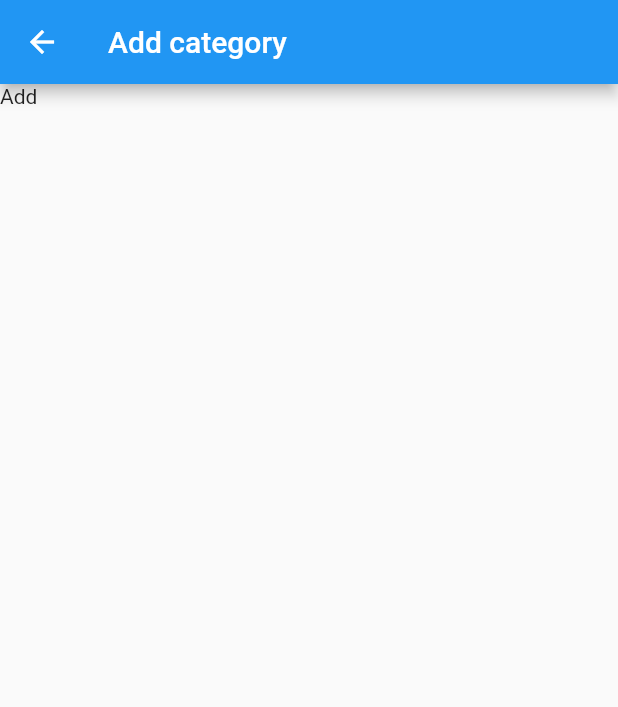
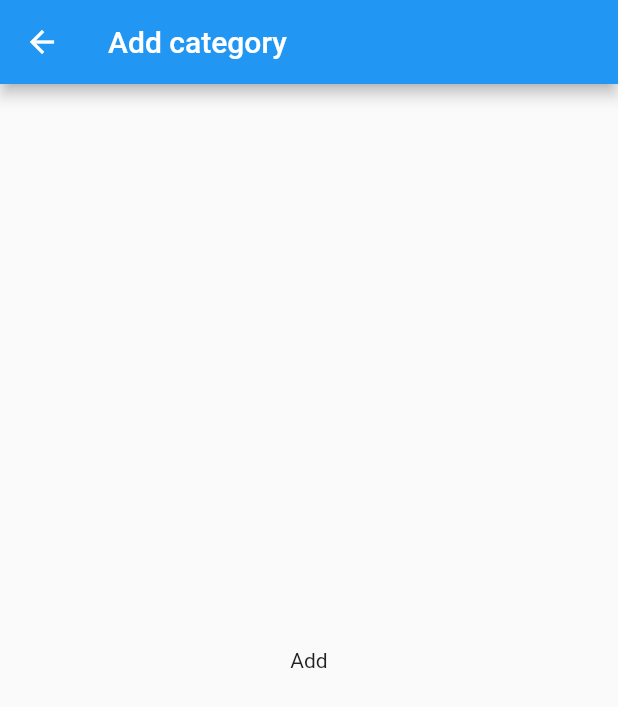
Before and after one commit to kedzierski-grzegorz/flutter-categories, a Flutter app: the AddCategoryRoute screen opened directly, on a phone screen of 412 x 824 dp. Shown: the top 707 px of the screen. Run offline on Flutter 3.47's test engine with Material 2 defaults, Android fonts, the phone set to English and light mode, and no system bars.

Commit message:
Test VS code

```diff
--- a/lib/ui/add_category_route.dart
+++ b/lib/ui/add_category_route.dart
@@ -8,7 +8,6 @@ class AddCategoryRoute extends StatefulWidget {
 class _AddCategoryRouteState extends State<AddCategoryRoute> {
   @override
   Widget build(BuildContext context) {
-    // TODO: implement build
     return Scaffold(
       appBar: AppBar(
         title: Text('Add category'),
@@ -20,11 +19,9 @@ class _AddCategoryRouteState extends State<AddCategoryRoute> {
             onPressed: () => Navigator.of(context).pop(false)
         ),
       ),
-      body: Material(
+      body: Center(
         child: Container(
-          child: Column(
-            children: <Widget>[Text('Add')],
-          ),
+          child: Text('Add'),
         ),
       ),
     );
```
